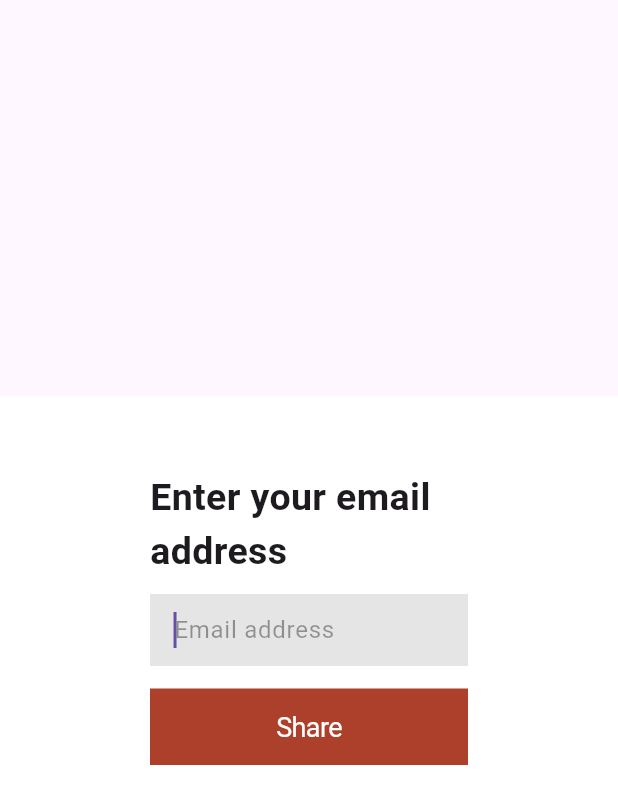
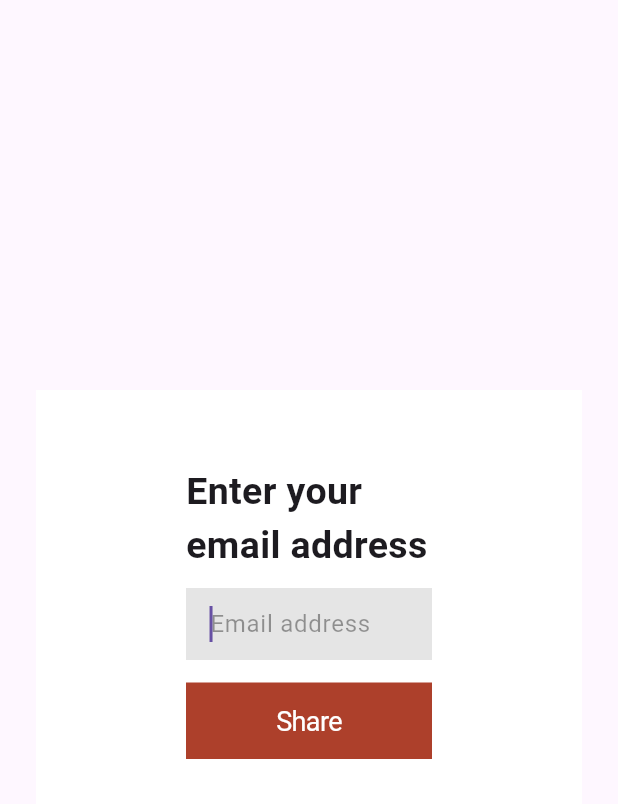
Before and after one commit to Rabiegha/Google-Jukebox, a Flutter app: the ShareEmailWidget widget shown alone on an empty page, opened directly, on a phone screen of 412 x 824 dp. Shown: the top 804 px of the screen. Run offline on Flutter 3.47's test engine with Material 3 defaults, Android fonts, the phone set to English and light mode, and no system bars; our stand-ins replace audio_video_progress_bar, dio, flutter_bloc, flutter_dotenv, flutter_svg, google_fonts and 3 more; missing offline and left inert: mini_music_visualizer; network calls fail.

Commit message:
fix: resizeToAvoidBottomInset false on home Scaffold, revert share dialog to AlertDialog

```diff
--- a/jukebox/lib/views/create_son/widgets/listen_song_widget.dart
+++ b/jukebox/lib/views/create_son/widgets/listen_song_widget.dart
@@ -444,14 +444,10 @@ class _ShareEmailWidgetState extends State<ShareEmailWidget> {
         }
       },
       builder: (context, state) {
-        return Dialog(
+        return AlertDialog(
           backgroundColor: Colors.transparent,
           insetPadding: EdgeInsets.zero,
-          child: Padding(
-            padding: EdgeInsets.only(
-              bottom: MediaQuery.viewInsetsOf(context).bottom,
-            ),
-            child: IntrinsicWidth(
+          content: IntrinsicWidth(
             child: IntrinsicHeight(
               child: Container(
                 color: Colors.white,
@@ -522,7 +518,6 @@ class _ShareEmailWidgetState extends State<ShareEmailWidget> {
                 ),
               ),
             ),
-          ),
           );
       },
     );
```
Also changed, not shown: jukebox/lib/views/home/home_view.dart (+1 -8 lines). Lines whose indentation alone changed are shown as unchanged.
